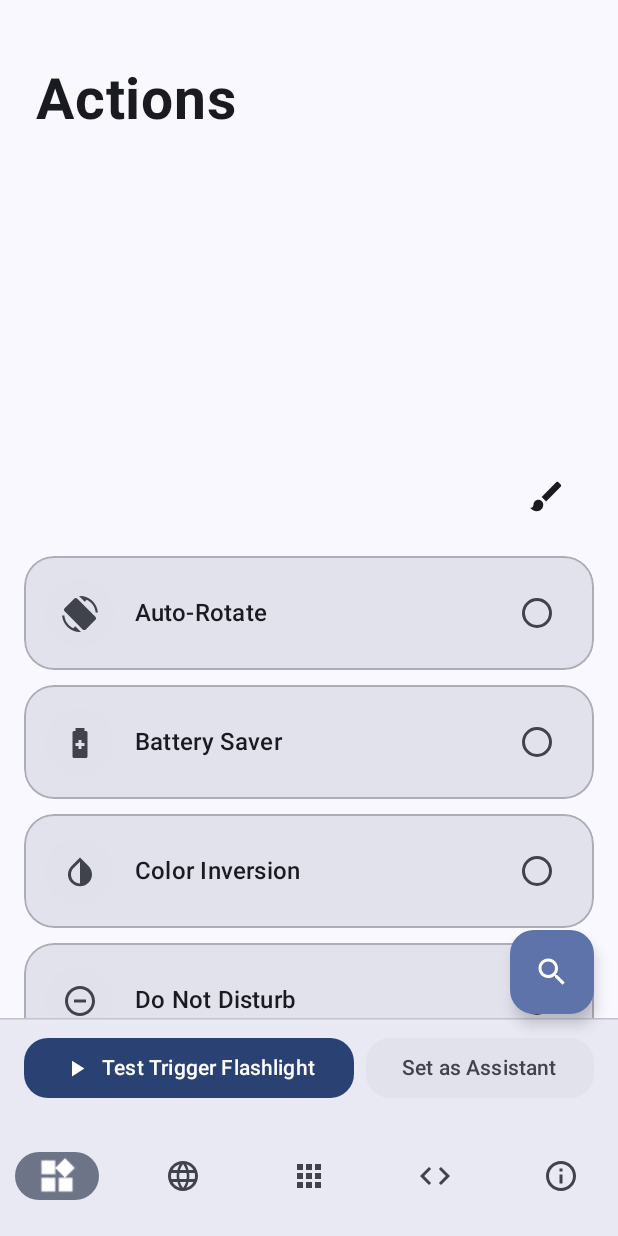
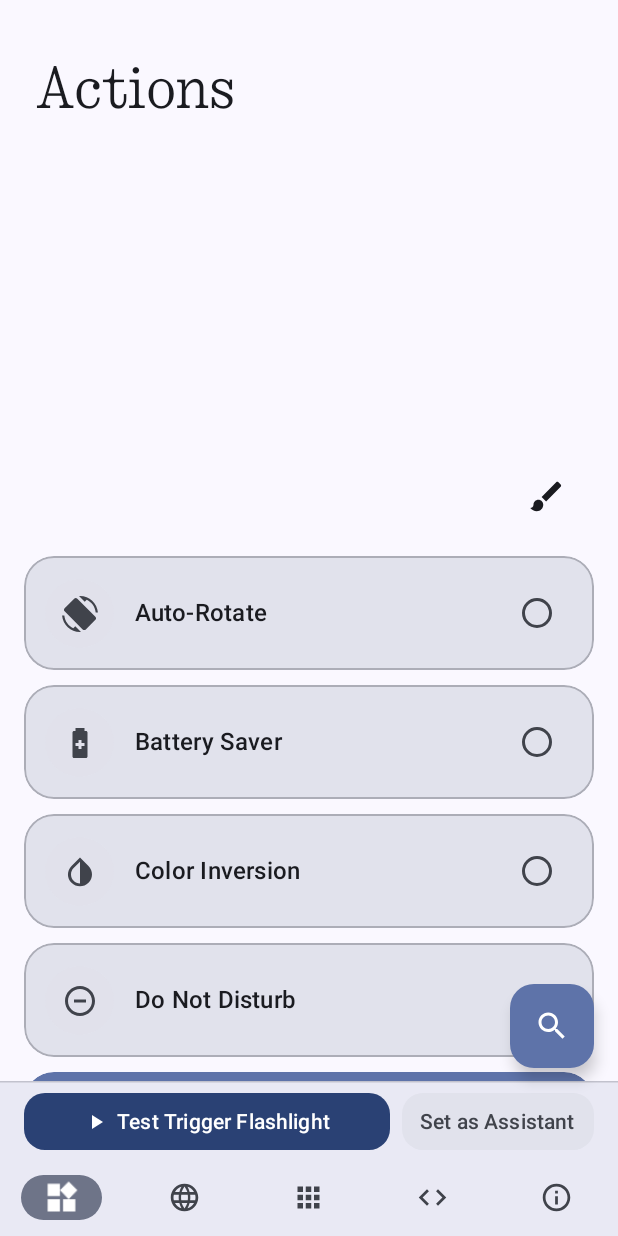
Before and after one commit to fayyeon/Assistia, an Android app built with Jetpack Compose: the screen it shows after launch (MainActivity), on a phone screen of 412 x 824 dp. Run offline under Robolectric (Android 15) with nearby library versions, the phone set to English and light mode, and no system bars.

Commit message:
UI fixes: NType82 page titles, fixed Website/About pages, About logo contrast, thinner bottom bar, adjustNothing IME

```diff
--- a/app/src/main/AndroidManifest.xml
+++ b/app/src/main/AndroidManifest.xml
@@ -36,6 +36,7 @@
         <activity
             android:name=".ui.MainActivity"
             android:exported="true"
+            android:windowSoftInputMode="adjustNothing"
             android:theme="@style/Theme.Powerhold">
             <intent-filter>
                 <action android:name="android.intent.action.MAIN" />
--- a/app/src/main/java/com/powerhold/app/ui/screens/AboutTab.kt
+++ b/app/src/main/java/com/powerhold/app/ui/screens/AboutTab.kt
@@ -3,7 +3,6 @@ package com.powerhold.app.ui.screens
 import android.content.Intent
 import android.net.Uri
 import androidx.compose.foundation.BorderStroke
-import androidx.compose.foundation.layout.Arrangement
 import androidx.compose.foundation.layout.Box
 import androidx.compose.foundation.layout.Column
 import androidx.compose.foundation.layout.PaddingValues
@@ -11,8 +10,8 @@ import androidx.compose.foundation.layout.Spacer
 import androidx.compose.foundation.layout.fillMaxSize
 import androidx.compose.foundation.layout.fillMaxWidth
 import androidx.compose.foundation.layout.height
+import androidx.compose.foundation.layout.padding
 import androidx.compose.foundation.layout.size
-import androidx.compose.foundation.lazy.LazyColumn
 import androidx.compose.foundation.shape.CircleShape
 import androidx.compose.foundation.shape.RoundedCornerShape
 import androidx.compose.material3.Icon
@@ -45,22 +44,18 @@ fun AboutTab(
 
     val isDark = MaterialTheme.colorScheme.surface.luminance() < 0.5f
     val circleColor = if (isDark) Color(0xFFD4D4D4) else Color(0xFF3B3B3B)
-    val iconColor = if (isDark) Color(0xFFFFFFFF) else Color(0xFF171717)
+    val iconColor = if (isDark) Color(0xFF171717) else Color(0xFFFFFFFF)
 
-    LazyColumn(
-        modifier = Modifier.fillMaxSize(),
-        contentPadding = contentPadding,
-        horizontalAlignment = Alignment.CenterHorizontally,
-        verticalArrangement = Arrangement.Top
+    Box(
+        modifier = Modifier
+            .fillMaxSize()
+            .padding(contentPadding),
+        contentAlignment = Alignment.Center
     ) {
-        item {
         Column(
-                modifier = Modifier
-                    .fillMaxWidth(),
+            modifier = Modifier.fillMaxWidth(),
             horizontalAlignment = Alignment.CenterHorizontally
         ) {
-                Spacer(Modifier.height(16.dp))
-
             Surface(
                 shape = CircleShape,
                 color = circleColor,
@@ -117,9 +112,6 @@ fun AboutTab(
                     color = MaterialTheme.colorScheme.onSurface
                 )
             }
-
-                Spacer(Modifier.height(16.dp))
         }
     }
 }
-}
--- a/app/src/main/java/com/powerhold/app/ui/screens/MainDashboardScreen.kt
+++ b/app/src/main/java/com/powerhold/app/ui/screens/MainDashboardScreen.kt
@@ -8,6 +8,7 @@ import androidx.compose.animation.AnimatedContent
 import androidx.compose.animation.AnimatedVisibility
 import androidx.compose.animation.SizeTransform
 import androidx.compose.animation.core.Spring
+import androidx.compose.animation.core.animateDpAsState
 import androidx.compose.animation.core.animateFloatAsState
 import androidx.compose.animation.core.spring
 import androidx.compose.animation.core.tween
@@ -22,6 +23,7 @@ import androidx.compose.foundation.ExperimentalFoundationApi
 import androidx.compose.foundation.background
 import androidx.compose.foundation.border
 import androidx.compose.foundation.clickable
+import androidx.compose.foundation.interaction.MutableInteractionSource
 import androidx.compose.foundation.isSystemInDarkTheme
 import androidx.compose.foundation.layout.Arrangement
 import androidx.compose.foundation.layout.Box
@@ -30,11 +32,13 @@ import androidx.compose.foundation.layout.PaddingValues
 import androidx.compose.foundation.layout.Row
 import androidx.compose.foundation.layout.Spacer
 import androidx.compose.foundation.layout.WindowInsets
+import androidx.compose.foundation.layout.fillMaxHeight
 import androidx.compose.foundation.layout.fillMaxSize
 import androidx.compose.foundation.layout.fillMaxWidth
 import androidx.compose.foundation.layout.height
 import androidx.compose.foundation.layout.ime
 import androidx.compose.foundation.layout.navigationBars
+import androidx.compose.foundation.layout.navigationBarsPadding
 import androidx.compose.foundation.layout.padding
 import androidx.compose.foundation.layout.size
 import androidx.compose.foundation.layout.union
@@ -60,8 +64,6 @@ import androidx.compose.material3.HorizontalDivider
 import androidx.compose.material3.Icon
 import androidx.compose.material3.IconButton
 import androidx.compose.material3.MaterialTheme
-import androidx.compose.material3.NavigationBar
-import androidx.compose.material3.NavigationBarItem
 import androidx.compose.material3.OutlinedTextField
 import androidx.compose.material3.OutlinedTextFieldDefaults
 import androidx.compose.material3.RadioButton
@@ -109,6 +111,7 @@ import androidx.lifecycle.LifecycleEventObserver
 import com.powerhold.app.data.ActionType
 import com.powerhold.app.ui.MainViewModel
 import com.powerhold.app.ui.theme.AppIcons
+import com.powerhold.app.ui.theme.PowerholdSerifFontFamily
 import kotlinx.coroutines.launch
 
 @OptIn(ExperimentalMaterial3Api::class, ExperimentalFoundationApi::class)
@@ -259,7 +262,7 @@ fun MainDashboardScreen(
 
     val scrollCollapseFraction = (-headerOffsetPx / collapseRangePx).coerceIn(0f, 1f)
     val effectiveCollapseFraction by animateFloatAsState(
-        targetValue = if (showSearch) 1f else scrollCollapseFraction,
+        targetValue = if (showSearch || pagerState.currentPage == 4) 1f else scrollCollapseFraction,
         animationSpec = tween(durationMillis = 180),
         label = "collapseFraction"
     )
@@ -309,20 +312,21 @@ fun MainDashboardScreen(
                 ) {
                     Text(
                         text = pageTitle,
-                        fontFamily = FontFamily.Default,
-                        fontSize = lerp(38f, 22f, effectiveCollapseFraction).sp,
-                        fontWeight = FontWeight.Bold,
+                        fontFamily = PowerholdSerifFontFamily,
+                        fontSize = lerp(40f, 24f, effectiveCollapseFraction).sp,
+                        fontWeight = FontWeight.Normal,
                         color = MaterialTheme.colorScheme.onBackground,
                         modifier = Modifier
                             .align(Alignment.TopStart)
-                            .padding(top = lerp(44.dp, 42.dp, effectiveCollapseFraction))
+                            .padding(top = lerp(44.dp, 40.dp, effectiveCollapseFraction))
                     )
 
+                    if (pagerState.currentPage != 4) {
                         IconButton(
                             onClick = { showThemeDialog = true },
                             modifier = Modifier
                                 .align(Alignment.BottomEnd)
-                            .padding(bottom = lerp(8.dp, 4.dp, effectiveCollapseFraction))
+                                .padding(bottom = lerp(8.dp, 2.dp, effectiveCollapseFraction))
                                 .size(48.dp)
                         ) {
                             Icon(
@@ -331,6 +335,7 @@ fun MainDashboardScreen(
                                 tint = MaterialTheme.colorScheme.onBackground,
                                 modifier = Modifier.size(26.dp)
                             )
+                        }
                     }
                 }
 
@@ -378,7 +383,12 @@ fun MainDashboardScreen(
                             onTestAction = { viewModel.testAction(context, it) }
                         )
                         4 -> AboutTab(
-                            contentPadding = tabPadding
+                            contentPadding = PaddingValues(
+                                start = 16.dp,
+                                end = 16.dp,
+                                top = 8.dp,
+                                bottom = 110.dp
+                            )
                         )
                     }
                 }
@@ -401,47 +411,61 @@ fun MainDashboardScreen(
                     Row(
                         modifier = Modifier
                             .fillMaxWidth()
-                            .padding(horizontal = 16.dp, vertical = 8.dp),
+                            .padding(horizontal = 16.dp, vertical = 6.dp),
                         horizontalArrangement = Arrangement.spacedBy(8.dp),
                         verticalAlignment = Alignment.CenterVertically
                     ) {
                         Button(
                             onClick = { viewModel.testAction(context) },
-                            modifier = Modifier.weight(1f),
+                            modifier = Modifier
+                                .weight(1f)
+                                .height(38.dp),
+                            contentPadding = PaddingValues(horizontal = 14.dp, vertical = 0.dp),
                             colors = ButtonDefaults.buttonColors(
                                 containerColor = MaterialTheme.colorScheme.primary,
                                 contentColor = MaterialTheme.colorScheme.onPrimary
                             ),
-                            shape = RoundedCornerShape(16.dp)
+                            shape = RoundedCornerShape(14.dp)
                         ) {
-                            Icon(AppIcons.PlayArrow, contentDescription = null, modifier = Modifier.size(18.dp))
-                            Spacer(Modifier.width(8.dp))
+                            Icon(AppIcons.PlayArrow, contentDescription = null, modifier = Modifier.size(16.dp))
+                            Spacer(Modifier.width(6.dp))
                             Text(
                                 text = testButtonLabel,
                                 maxLines = 1,
                                 overflow = TextOverflow.Ellipsis,
-                                fontWeight = FontWeight.SemiBold
+                                fontWeight = FontWeight.SemiBold,
+                                style = MaterialTheme.typography.labelLarge
                             )
                         }
 
                         if (!isAssistantSet) {
                             FilledTonalButton(
                                 onClick = onOpenAssistantSettings,
-                                shape = RoundedCornerShape(16.dp),
+                                modifier = Modifier.height(38.dp),
+                                contentPadding = PaddingValues(horizontal = 12.dp, vertical = 0.dp),
+                                shape = RoundedCornerShape(14.dp),
                                 colors = ButtonDefaults.filledTonalButtonColors(
                                     containerColor = MaterialTheme.colorScheme.surfaceVariant,
                                     contentColor = MaterialTheme.colorScheme.onSurfaceVariant
                                 )
                             ) {
-                                Text("Set as Assistant", fontWeight = FontWeight.SemiBold)
+                                Text(
+                                    text = "Set as Assistant",
+                                    fontWeight = FontWeight.SemiBold,
+                                    style = MaterialTheme.typography.labelLarge
+                                )
                             }
                         }
                     }
 
-                    // Bottom navigation bar: icon-only (no text labels)
-                    NavigationBar(
-                        containerColor = MaterialTheme.colorScheme.surface,
-                        tonalElevation = 0.dp
+                    // Thinner icon-only bottom navigation bar
+                    Row(
+                        modifier = Modifier
+                            .fillMaxWidth()
+                            .navigationBarsPadding()
+                            .height(52.dp),
+                        horizontalArrangement = Arrangement.SpaceEvenly,
+                        verticalAlignment = Alignment.CenterVertically
                     ) {
                         val navTabs = listOf(
                             NavTabItem("Actions", AppIcons.Widgets, AppIcons.WidgetsOutlined, 0),
@@ -454,26 +478,51 @@ fun MainDashboardScreen(
                         navTabs.forEach { tab ->
                             val isSelected = pagerState.currentPage == tab.index
                             val iconScale by animateFloatAsState(
-                                targetValue = if (isSelected) 1.15f else 1.0f,
+                                targetValue = if (isSelected) 1.12f else 1.0f,
                                 animationSpec = spring(dampingRatio = Spring.DampingRatioMediumBouncy),
                                 label = "iconScale"
                             )
+                            val pillWidth by animateDpAsState(
+                                targetValue = if (isSelected) 54.dp else 0.dp,
+                                animationSpec = spring(dampingRatio = Spring.DampingRatioNoBouncy),
+                                label = "pillWidth"
+                            )
 
-                            NavigationBarItem(
-                                selected = isSelected,
-                                onClick = {
+                            Box(
+                                modifier = Modifier
+                                    .weight(1f)
+                                    .fillMaxHeight()
+                                    .clickable(
+                                        interactionSource = remember { MutableInteractionSource() },
+                                        indication = null
+                                    ) {
                                         coroutineScope.launch {
                                             pagerState.animateScrollToPage(tab.index)
                                         }
                                     },
-                                icon = {
+                                contentAlignment = Alignment.Center
+                            ) {
+                                if (pillWidth > 0.dp) {
+                                    Box(
+                                        modifier = Modifier
+                                            .width(pillWidth)
+                                            .height(30.dp)
+                                            .clip(CircleShape)
+                                            .background(MaterialTheme.colorScheme.secondaryContainer)
+                                    )
+                                }
                                 Icon(
                                     imageVector = if (isSelected) tab.filledIcon else tab.outlinedIcon,
                                     contentDescription = tab.label,
-                                        modifier = Modifier.scale(iconScale)
+                                    tint = if (isSelected)
+                                        MaterialTheme.colorScheme.onSecondaryContainer
+                                    else
+                                        MaterialTheme.colorScheme.onSurfaceVariant,
+                                    modifier = Modifier
+                                        .size(22.dp)
+                                        .scale(iconScale)
                                 )
                             }
-                            )
                         }
                     }
                 }
@@ -481,12 +530,13 @@ fun MainDashboardScreen(
 
             // 3. Floating Action Buttons & Morphing Search Bar Layer
             // Only this layer moves with the keyboard (imePadding).
+            val isImeVisible = WindowInsets.ime.getBottom(LocalDensity.current) > 0
             Column(
                 modifier = Modifier
                     .align(Alignment.BottomEnd)
                     .fillMaxWidth()
                     .windowInsetsPadding(WindowInsets.ime.union(WindowInsets.navigationBars))
-                    .padding(bottom = if (showSearch) 8.dp else 148.dp),
+                    .padding(bottom = if (isImeVisible) 8.dp else 112.dp),
                 horizontalAlignment = Alignment.End
             ) {
                 // ADB Setup FAB above the search button / search bar
--- a/app/src/main/java/com/powerhold/app/ui/screens/WebsiteTab.kt
+++ b/app/src/main/java/com/powerhold/app/ui/screens/WebsiteTab.kt
@@ -13,7 +13,6 @@ import androidx.compose.foundation.layout.height
 import androidx.compose.foundation.layout.padding
 import androidx.compose.foundation.layout.size
 import androidx.compose.foundation.layout.width
-import androidx.compose.foundation.lazy.LazyColumn
 import androidx.compose.foundation.shape.CircleShape
 import androidx.compose.foundation.shape.RoundedCornerShape
 import androidx.compose.foundation.text.KeyboardActions
@@ -67,13 +66,13 @@ fun WebsiteTab(
 
     val isWebsiteSelected = selectedAction.type == ActionType.OPEN_WEBSITE
 
-    LazyColumn(
-        modifier = Modifier.fillMaxSize(),
-        contentPadding = contentPadding,
-        verticalArrangement = Arrangement.spacedBy(12.dp)
+    Column(
+        modifier = Modifier
+            .fillMaxSize()
+            .padding(contentPadding),
+        verticalArrangement = Arrangement.Top
     ) {
-        item {
-            Card(
+        Card(
                 modifier = Modifier.fillMaxWidth(),
                 shape = RoundedCornerShape(20.dp),
                 colors = CardDefaults.cardColors(
@@ -206,7 +205,6 @@ fun WebsiteTab(
                     }
                 }
             }
-        }
     }
 }
 
```
Lines whose indentation alone changed are shown as unchanged.
